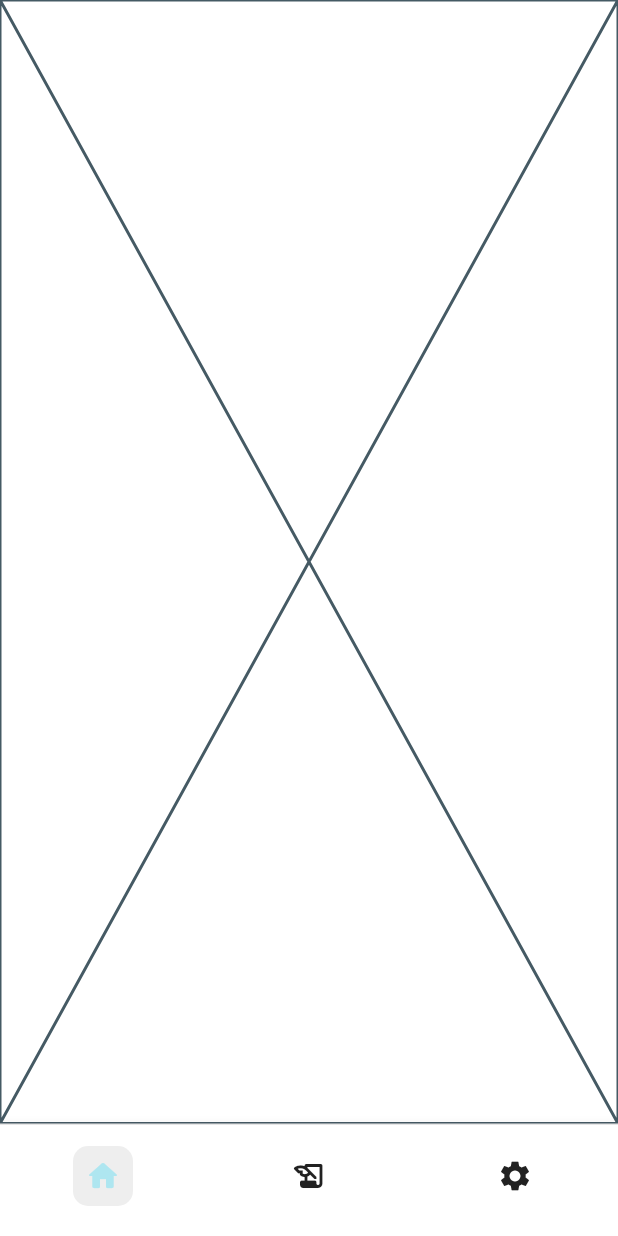
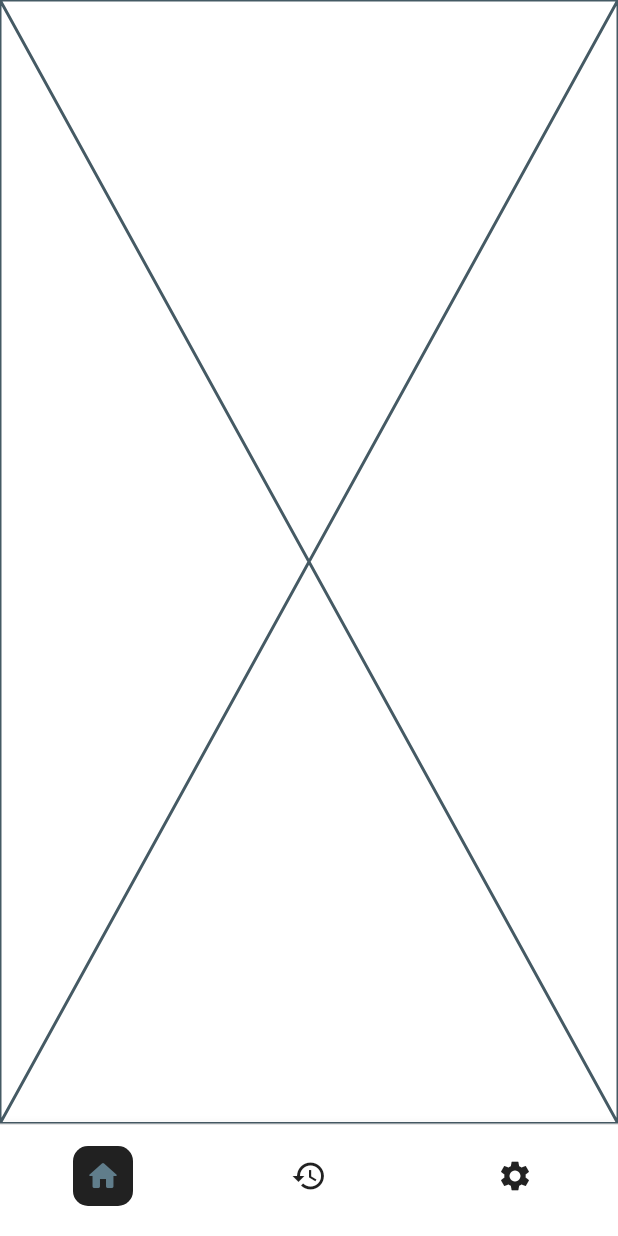
Before and after one commit to kwakyebrilliant/AFSbot, a Flutter app: the screen it shows after launch, on a phone screen of 412 x 824 dp. Run offline on Flutter 3.47's test engine with Material 3 defaults, Android fonts, the phone set to English and light mode, and no system bars; our stand-ins replace shared_preferences.

Commit message:
landing page updates

```diff
--- a/lib/component/landing_page.dart
+++ b/lib/component/landing_page.dart
@@ -38,7 +38,7 @@ class _LandingPageState extends State<LandingPage> {
               _currentIndex = index;
             });
           },
-          selectedItemColor: const Color(0xFFAEE6f0), // Color for selected item
+          selectedItemColor: Colors.blueGrey, // Color for selected item
           unselectedItemColor: Theme.of(context)
               .colorScheme
               .inversePrimary, // Color for unselected items
@@ -51,7 +51,7 @@ class _LandingPageState extends State<LandingPage> {
                 padding: const EdgeInsets.all(8.0), // Add padding
                 decoration: BoxDecoration(
                   color: _currentIndex == 0
-                      ? Theme.of(context).colorScheme.background
+                      ? Theme.of(context).colorScheme.inversePrimary
                       : null, // White background for the selected item
                   borderRadius: BorderRadius.circular(
                     10.0,
@@ -74,7 +74,7 @@ class _LandingPageState extends State<LandingPage> {
                 padding: const EdgeInsets.all(8.0),
                 decoration: BoxDecoration(
                   color: _currentIndex == 1
-                      ? Theme.of(context).colorScheme.background
+                      ? Theme.of(context).colorScheme.inversePrimary
                       : null, // White background for the selected item
                   borderRadius: BorderRadius.circular(
                     10.0,
@@ -88,7 +88,7 @@ class _LandingPageState extends State<LandingPage> {
                         ]
                       : null,
                 ),
-                child: const Icon(Icons.history_edu_rounded),
+                child: const Icon(Icons.history),
               ),
               label: 'History',
             ),
@@ -97,7 +97,7 @@ class _LandingPageState extends State<LandingPage> {
                 padding: const EdgeInsets.all(8.0),
                 decoration: BoxDecoration(
                   color: _currentIndex == 2
-                      ? Theme.of(context).colorScheme.background
+                      ? Theme.of(context).colorScheme.inversePrimary
                       : null, // White background for the selected item
                   borderRadius: BorderRadius.circular(
                     10.0,
```
